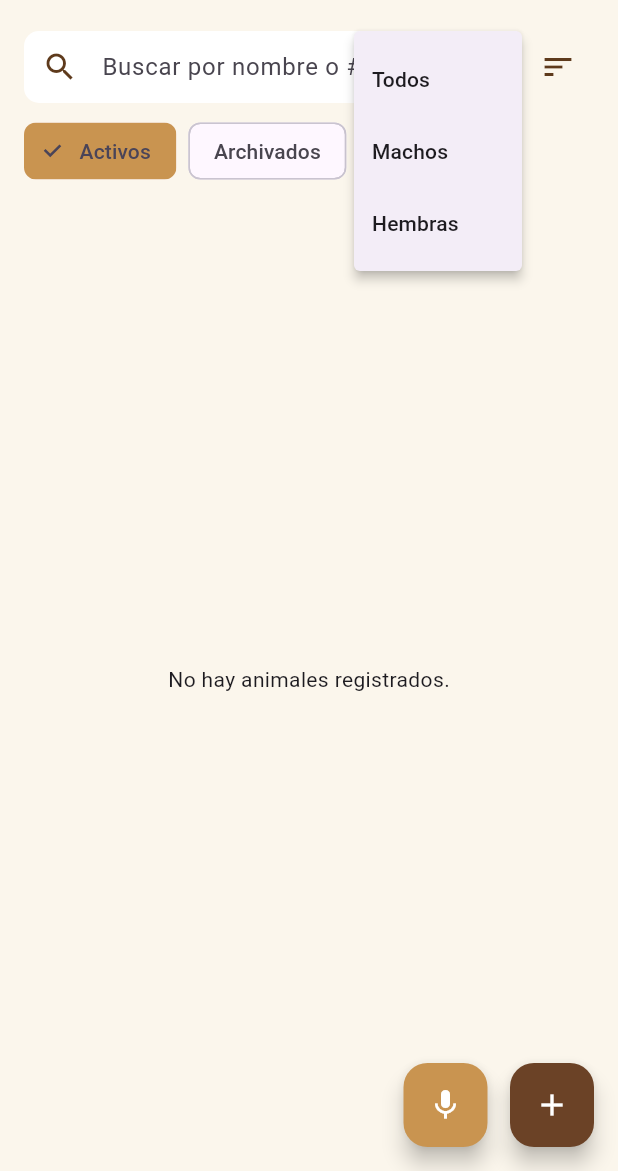
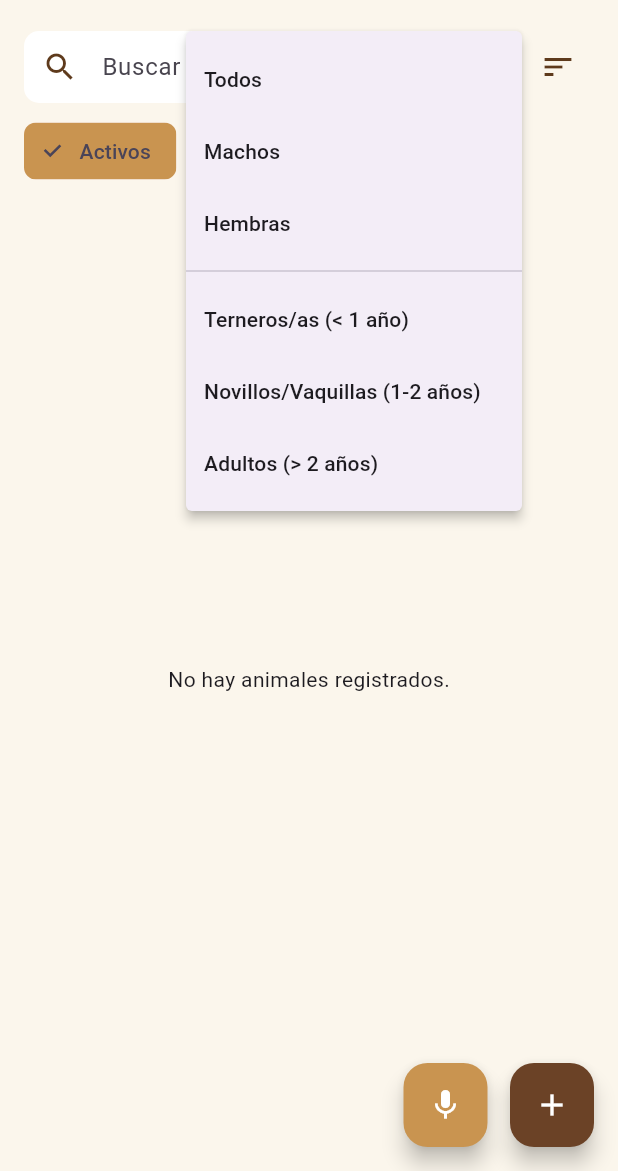
Before and after one commit to SKKYWall/Ganader-a_LaVictoria, a Flutter app: the BovinoScreen screen opened directly, after a tap on the "filter list" icon, on a phone screen of 412 x 824 dp, the part 65-1236 px from its top. Run offline on Flutter 3.47's test engine with Material 3 defaults, Android fonts, the phone set to English and light mode, and no system bars; our stand-ins replace cloud_firestore, file_picker, firebase_auth, firebase_core, firebase_storage, fl_chart and 14 more; missing offline and left inert: excel; accounts and stored records are empty.

Commit message:
Categoria de vida automatica (Ternero/Novillo/Adulto) como filtro real en Mis Animales
El menu de filtro de bovino_screen.dart ya tenia opciones "Jovenes"/
"Adultos" comentadas que nunca se habian implementado (solo hacian un
debugPrint). Se reemplazan por 3 categorias reales calculadas siempre
desde birthDate (nunca guardadas en Firestore, para que nunca queden
desactualizadas): Ternero/a (<1 ano), Novillo/Vaquilla (1-2 anos),
Adulto (>2 anos) -- mismos umbrales que ya usa estadisticas_screen.dart.

lib/core/life_stage.dart (nuevo) centraliza el calculo, con pruebas
unitarias para los 4 casos (ternero/novillo/adulto/sin fecha).

Co-Authored-By: Claude Sonnet 5 <noreply@anthropic.com>

```diff
--- a/lib/screens/bovino/bovino_screen.dart
+++ b/lib/screens/bovino/bovino_screen.dart
@@ -11,6 +11,7 @@ import 'package:intl/intl.dart'; // Para formatear fechas
 import 'package:manual_ganadero_flutter/services/notification_service.dart';
 import 'package:manual_ganadero_flutter/widgets/live_voice_dialog.dart'; // <-- AGREGAR ESTO
 import 'package:manual_ganadero_flutter/widgets/animal_exit_dialog.dart';
+import 'package:manual_ganadero_flutter/core/life_stage.dart';
 
 class BovinoScreen extends StatefulWidget {
   const BovinoScreen({super.key});
@@ -93,12 +94,10 @@ class _BovinoScreenState extends State<BovinoScreen> {
       query = query.where('sex', isEqualTo: _selectedFilter);
       debugPrint('Filtro por sexo: $_selectedFilter');
     }
-
-    if (_selectedFilter == 'Joven') {
-      debugPrint('Filtro por edad: Joven');
-    } else if (_selectedFilter == 'Adulto') {
-      debugPrint('Filtro por edad: Adulto');
-    }
+    // El filtro por categoría de edad (Ternero/Novillo/Adulto) se calcula
+    // desde birthDate en memoria (ver build()) — Firestore no puede
+    // filtrar por una edad derivada sin guardarla como campo aparte, y
+    // guardarla arriesgaría que quede desactualizada.
 
     switch (_selectedOrder) {
       case 'name_asc':
@@ -249,8 +248,15 @@ class _BovinoScreenState extends State<BovinoScreen> {
                         value: 'Macho', child: Text('Machos')),
                     const PopupMenuItem<String>(
                         value: 'Hembra', child: Text('Hembras')),
-                    // const PopupMenuItem<String>(value: 'Joven', child: Text('Jóvenes (<2 años)')),
-                    // const PopupMenuItem<String>(value: 'Adulto', child: Text('Adultos (>=2 años)')),
+                    const PopupMenuDivider(),
+                    const PopupMenuItem<String>(
+                        value: 'Ternero',
+                        child: Text('Terneros/as (< 1 año)')),
+                    const PopupMenuItem<String>(
+                        value: 'Novillo',
+                        child: Text('Novillos/Vaquillas (1-2 años)')),
+                    const PopupMenuItem<String>(
+                        value: 'Adulto', child: Text('Adultos (> 2 años)')),
                   ],
                 ),
                 PopupMenuButton<String>(
@@ -352,10 +358,18 @@ class _BovinoScreenState extends State<BovinoScreen> {
 
                           final wantedStatus =
                               _showArchived ? 'inactivo' : 'activo';
+                          const lifeStageFilters = {
+                            'Ternero': LifeStage.ternero,
+                            'Novillo': LifeStage.novillo,
+                            'Adulto': LifeStage.adulto,
+                          };
+                          final wantedStage = lifeStageFilters[_selectedFilter];
                           final animals = snapshot.data!.docs
                               .map((doc) => Animal.fromFirestore(
                                   doc.data() as Map<String, dynamic>, doc.id))
                               .where((a) => a.status == wantedStatus)
+                              .where((a) => wantedStage == null ||
+                                  computeLifeStage(a) == wantedStage)
                               .toList();
 
                           if (animals.isEmpty) {
```
Also changed, not shown: lib/core/life_stage.dart (added, +32 -0 lines), 1 other file.
